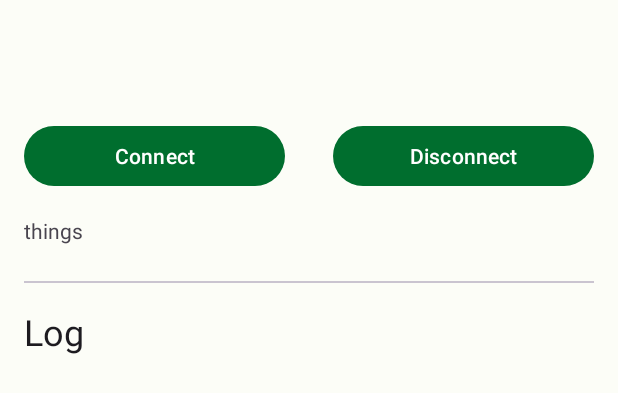
After one commit to ch4vi/MeetingSignalBLE, an Android app: the layout activity_playground.xml on its own in the app's theme, with its tools: preview values and no code run, on a phone screen of 412 x 824 dp. The commit adds this screen. Shown: the top 393 px of the screen. Run offline under Robolectric (Android 15) with nearby library versions, the phone set to English and light mode, and no system bars.

Commit message:
Added playground activity

```diff
--- a/android-app/app/src/main/AndroidManifest.xml
+++ b/android-app/app/src/main/AndroidManifest.xml
@@ -41,6 +41,7 @@
                 <category android:name="android.intent.category.LAUNCHER" />
             </intent-filter>
         </activity>
+        <activity android:name=".ui.PlaygroundActivity" />
 
         <service android:name=".bluetooth.BluetoothLEService" android:enabled="true"/>
     </application>
--- a/android-app/app/src/main/java/com/ch4vi/meetingsignal/ui/MainActivity.kt
+++ b/android-app/app/src/main/java/com/ch4vi/meetingsignal/ui/MainActivity.kt
@@ -91,6 +91,10 @@ class MainActivity : AppCompatActivity() {
             content.send.setOnClickListener {
                 viewModel.dispatch(MainEvent.SendMessage("message"))
                 sendMessage("hola")
+                playground.setOnClickListener {
+                    val intent = Intent(this@MainActivity, PlaygroundActivity::class.java)
+                    startActivity(intent)
+                }
             }
         }
     }
--- /dev/null
+++ b/android-app/app/src/main/res/layout/activity_playground.xml
@@ -0,0 +1,98 @@
+<?xml version="1.0" encoding="utf-8"?>
+<androidx.coordinatorlayout.widget.CoordinatorLayout xmlns:android="http://schemas.android.com/apk/res/android"
+    xmlns:app="http://schemas.android.com/apk/res-auto"
+    xmlns:tools="http://schemas.android.com/tools"
+    android:layout_width="match_parent"
+    android:layout_height="match_parent"
+    android:fitsSystemWindows="true"
+    tools:context=".ui.MainActivity">
+
+    <com.google.android.material.appbar.AppBarLayout
+        android:id="@+id/appbar"
+        android:layout_width="match_parent"
+        android:layout_height="wrap_content"
+        android:fitsSystemWindows="true">
+
+        <com.google.android.material.appbar.MaterialToolbar
+            android:id="@+id/toolbar"
+            android:layout_width="match_parent"
+            android:layout_height="?attr/actionBarSize" />
+
+    </com.google.android.material.appbar.AppBarLayout>
+
+    <androidx.constraintlayout.widget.ConstraintLayout
+        android:layout_width="match_parent"
+        android:layout_height="match_parent"
+        app:layout_behavior="@string/appbar_scrolling_view_behavior">
+
+        <Button
+            android:id="@+id/connectButton"
+            android:layout_width="0dp"
+            android:layout_height="wrap_content"
+            android:layout_marginHorizontal="@dimen/spacing_m"
+            android:layout_marginTop="@dimen/spacing_m"
+            android:text="Connect"
+            app:layout_constraintEnd_toStartOf="@id/disconnectButton"
+            app:layout_constraintStart_toStartOf="parent"
+            app:layout_constraintTop_toTopOf="parent" />
+
+        <Button
+            android:id="@+id/disconnectButton"
+            android:layout_width="0dp"
+            android:layout_height="wrap_content"
+            android:layout_marginHorizontal="@dimen/spacing_m"
+            android:layout_marginTop="@dimen/spacing_m"
+            android:text="Disconnect"
+            app:layout_constraintEnd_toEndOf="parent"
+            app:layout_constraintStart_toEndOf="@id/connectButton"
+            app:layout_constraintTop_toTopOf="parent" />
+
+        <TextView
+            android:id="@+id/connectionStatus"
+            android:layout_width="0dp"
+            android:layout_height="wrap_content"
+            android:layout_marginHorizontal="@dimen/spacing_m"
+            android:layout_marginTop="@dimen/spacing_m"
+            app:layout_constraintEnd_toEndOf="parent"
+            app:layout_constraintStart_toStartOf="parent"
+            app:layout_constraintTop_toBottomOf="@id/connectButton"
+            tools:text="things" />
+
+        <com.google.android.material.divider.MaterialDivider
+            android:id="@+id/divider"
+            android:layout_width="match_parent"
+            android:layout_height="wrap_content"
+            android:layout_marginHorizontal="@dimen/spacing_m"
+            android:layout_marginTop="@dimen/spacing_l"
+            app:layout_constraintTop_toBottomOf="@id/connectionStatus" />
+
+        <TextView
+            android:id="@+id/logTitle"
+            style="@style/TextAppearance.Material3.HeadlineSmall"
+            android:layout_width="wrap_content"
+            android:layout_height="wrap_content"
+            android:layout_marginHorizontal="@dimen/spacing_m"
+            android:layout_marginTop="@dimen/spacing_m"
+            android:text="Log"
+            app:layout_constraintStart_toStartOf="parent"
+            app:layout_constraintTop_toBottomOf="@id/divider" />
+
+        <ScrollView
+            android:id="@+id/logScroll"
+            android:layout_width="match_parent"
+            android:layout_height="0dp"
+            android:layout_marginTop="@dimen/spacing_s"
+            app:layout_constraintTop_toBottomOf="@id/logTitle">
+
+            <TextView
+                android:id="@+id/logMessages"
+                android:layout_width="match_parent"
+                android:layout_height="wrap_content"
+                android:layout_marginHorizontal="@dimen/spacing_m"
+                android:gravity="bottom"
+                android:scrollbars="vertical" />
+
+        </ScrollView>
+    </androidx.constraintlayout.widget.ConstraintLayout>
+
+</androidx.coordinatorlayout.widget.CoordinatorLayout>
```
Also changed, not shown: android-app/app/src/main/java/com/ch4vi/meetingsignal/ui/PlaygroundActivity.kt (added, +252 -0 lines), android-app/app/src/main/res/drawable/playground_24.xml (added, +10 -0 lines).
